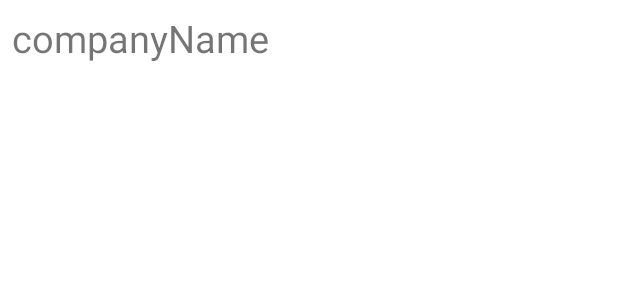
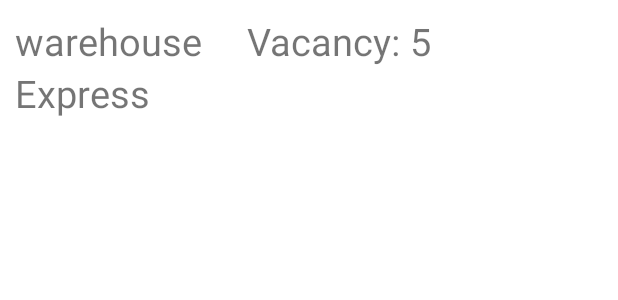
Before and after one commit to MdTalatMahmud/EmployeeHireEmployeePanel, an Android app: the layout job_adv_list_view.xml on its own in the app's theme, with its tools: preview values and no code run, on a phone screen of 412 x 824 dp. Shown: the top 300 px of the screen. Run offline under Robolectric (Android 15) with nearby library versions, the phone set to English and light mode, and no system bars.

Commit message:
Job list design

```diff
--- a/app/build.gradle
+++ b/app/build.gradle
@@ -1,5 +1,6 @@
 plugins {
     id 'com.android.application'
+    id 'com.google.gms.google-services'
 }
 
 android {
@@ -33,6 +34,7 @@ dependencies {
     implementation 'androidx.appcompat:appcompat:1.2.0'
     implementation 'com.google.android.material:material:1.3.0'
     implementation 'androidx.constraintlayout:constraintlayout:2.0.4'
+    implementation 'com.google.firebase:firebase-database:19.6.0'
     testImplementation 'junit:junit:4.+'
     androidTestImplementation 'androidx.test.ext:junit:1.1.2'
     androidTestImplementation 'androidx.test.espresso:espresso-core:3.3.0'
--- a/app/src/main/res/layout/job_adv_list_view.xml
+++ b/app/src/main/res/layout/job_adv_list_view.xml
@@ -4,14 +4,44 @@
     android:orientation="vertical"
     android:layout_height="match_parent">
 
-    <TextView
-        android:id="@+id/showJobAdvListID"
+    <LinearLayout
         android:layout_width="match_parent"
         android:layout_height="wrap_content"
-        android:text="companyName"
-        android:textSize="25dp"
-        android:gravity="center_vertical"
-        android:padding="8dp"/>
+        android:padding="10dp"
+        android:orientation="vertical">
+        <LinearLayout
+            android:layout_width="match_parent"
+            android:layout_height="wrap_content"
+            android:orientation="horizontal">
+            <TextView
+                android:id="@+id/jobPositionID"
+                android:layout_width="wrap_content"
+                android:layout_height="wrap_content"
+                android:textSize="25dp"
+                android:layout_marginRight="30dp"
+                android:text="warehouse"/>
+            <TextView
+                android:layout_width="wrap_content"
+                android:layout_height="wrap_content"
+                android:textSize="25dp"
+                android:text="Vacancy: "/>
+            <TextView
+                android:id="@+id/vacancyID"
+                android:layout_width="wrap_content"
+                android:layout_height="wrap_content"
+                android:textSize="25dp"
+                android:text="5"/>
+        </LinearLayout>
+
+        <TextView
+            android:id="@+id/companyNameID"
+            android:layout_width="match_parent"
+            android:layout_height="wrap_content"
+            android:textSize="25dp"
+            android:text="Express"/>
+
+    </LinearLayout>
+
 
 
 
--- a/app/src/main/res/values/strings.xml
+++ b/app/src/main/res/values/strings.xml
@@ -1,10 +1,10 @@
 <resources>
-    <string name="app_name">Mates Apply Jobs</string>
+    <string name="app_name">Express Labour Hire</string>
     <string-array name="jobAdvArray">
-        <item>Company name 1</item>
-        <item>Company name 2</item>
-        <item>Company name 3</item>
-        <item>Company name 4</item>
+        <item>Warehouse quantity 2</item>
+        <item>Pick Packer quantity 5</item>
+        <item>Warehouse quantity 6</item>
+        <item>Warehouse quantity 12</item>
         <item>Company name 5</item>
         <item>Company name 6</item>
         <item>Company name 7</item>
--- a/build.gradle
+++ b/build.gradle
@@ -6,6 +6,7 @@ buildscript {
     }
     dependencies {
         classpath "com.android.tools.build:gradle:4.1.2"
+        classpath 'com.google.gms:google-services:4.3.5'
 
         // NOTE: Do not place your application dependencies here; they belong
         // in the individual module build.gradle files
```
Also changed, not shown: 1 other file.
